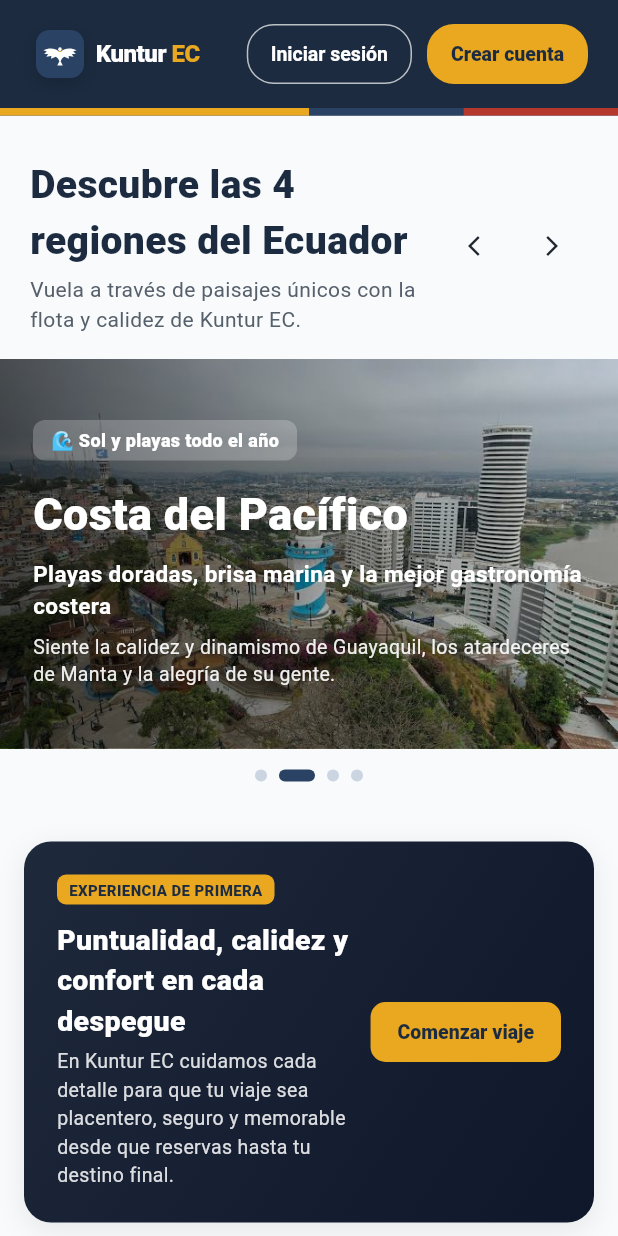
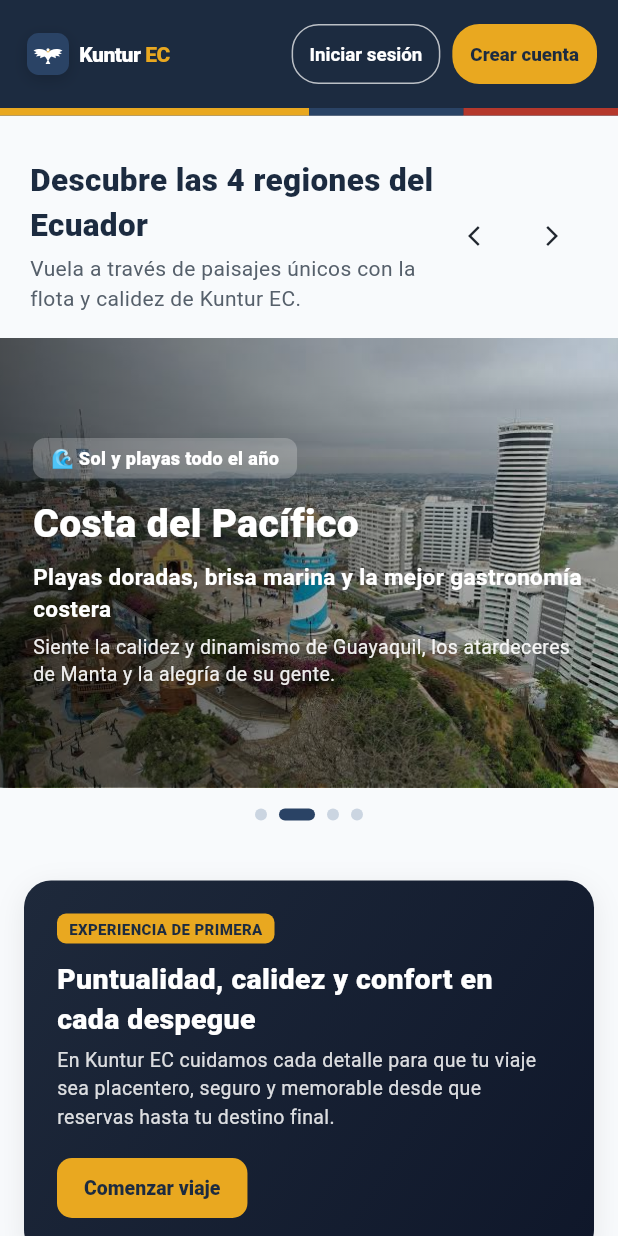
Before and after one commit to CristianDDGA/kuntur-ec, a Flutter app: the screen it shows after launch, on a phone screen of 412 x 824 dp. Run offline on Flutter 3.47's test engine with Material 3 defaults, Android fonts, the phone set to English and light mode, and no system bars; our stand-ins replace file_picker, flutter_riverpod, go_router, google_sign_in, shared_preferences; missing offline and left inert: dart:js_interop, google_sign_in_web; network calls fail.

Commit message:
fix(ui-responsive): adaptar portada, barra superior y rejilla a cualquier ancho

```diff
--- a/frontend/lib/pages/inicio_page.dart
+++ b/frontend/lib/pages/inicio_page.dart
@@ -87,42 +87,54 @@ class _BarraSuperiorPublica extends StatelessWidget {
         children: [
           SafeArea(
             bottom: false,
-            child: Padding(
-              padding: const EdgeInsets.symmetric(horizontal: 20, vertical: 12),
-              child: Row(
-                children: [
-                  InkWell(
+            child: LayoutBuilder(
+              builder: (context, caja) {
+                final estrecha = caja.maxWidth < 460;
+                final marca = InkWell(
                   onTap: () => context.go(AppRoutes.inicio),
                   borderRadius: BorderRadius.circular(8),
-                    child: const Padding(
-                      padding: EdgeInsets.symmetric(horizontal: 4, vertical: 2),
-                      child: MarcaKuntur(tamanoLogo: 32, vertical: false, enOscuro: true),
+                  child: Padding(
+                    padding: const EdgeInsets.symmetric(horizontal: 4, vertical: 2),
+                    child: MarcaKuntur(tamanoLogo: estrecha ? 28 : 32, vertical: false, enOscuro: true),
                   ),
-                  ),
-                  const Spacer(),
-                  OutlinedButton(
+                );
+                final iniciar = OutlinedButton(
                   style: OutlinedButton.styleFrom(
                     foregroundColor: Colors.white,
                     side: const BorderSide(color: Colors.white70),
-                      padding: const EdgeInsets.symmetric(horizontal: 16, vertical: 9),
+                    padding: EdgeInsets.symmetric(horizontal: estrecha ? 12 : 16, vertical: 9),
                     shape: RoundedRectangleBorder(borderRadius: BorderRadius.circular(18)),
                   ),
                   onPressed: () => context.go(AppRoutes.login),
-                    child: const Text('Iniciar sesión', style: TextStyle(fontWeight: FontWeight.w700, fontSize: 13)),
-                  ),
-                  const SizedBox(width: 10),
-                  FilledButton(
+                  child: Text('Iniciar sesión', style: TextStyle(fontWeight: FontWeight.w700, fontSize: estrecha ? 12.5 : 13)),
+                );
+                final crear = FilledButton(
                   style: FilledButton.styleFrom(
                     backgroundColor: AppColors.amarillo,
                     foregroundColor: AppColors.azulNoche,
-                      padding: const EdgeInsets.symmetric(horizontal: 16, vertical: 9),
+                    padding: EdgeInsets.symmetric(horizontal: estrecha ? 12 : 16, vertical: 9),
                     shape: RoundedRectangleBorder(borderRadius: BorderRadius.circular(18)),
                   ),
                   onPressed: () => context.go(AppRoutes.registro),
-                    child: const Text('Crear cuenta', style: TextStyle(fontWeight: FontWeight.w800, fontSize: 13)),
-                  ),
+                  child: Text('Crear cuenta', style: TextStyle(fontWeight: FontWeight.w800, fontSize: estrecha ? 12.5 : 13)),
+                );
+                return Padding(
+                  padding: EdgeInsets.symmetric(horizontal: estrecha ? 14 : 20, vertical: 12),
+                  child: SizedBox(
+                    width: double.infinity,
+                    child: Wrap(
+                      alignment: WrapAlignment.spaceBetween,
+                      crossAxisAlignment: WrapCrossAlignment.center,
+                      spacing: 12,
+                      runSpacing: 10,
+                      children: [
+                        marca,
+                        Wrap(spacing: 8, runSpacing: 8, children: [iniciar, crear]),
                       ],
                     ),
+                  ),
+                );
+              },
             ),
           ),
           const FranjaTricolor(),
@@ -221,7 +233,8 @@ class _CarruselRegionesEcuadorState extends State<_CarruselRegionesEcuador> {
     return LayoutBuilder(
       builder: (context, caja) {
         final ancho = caja.maxWidth >= 900;
-        final alto = ancho ? 420.0 : 260.0;
+        final compacta = caja.maxWidth < 460;
+        final alto = ancho ? 420.0 : (compacta ? 300.0 : 280.0);
         return Column(
           children: [
             Center(
@@ -231,16 +244,20 @@ class _CarruselRegionesEcuadorState extends State<_CarruselRegionesEcuador> {
                   padding: const EdgeInsets.symmetric(horizontal: 20),
                   child: Row(
                     children: [
-                      const Expanded(
+                      Expanded(
                         child: Column(
                           crossAxisAlignment: CrossAxisAlignment.start,
                           children: [
                             Text(
                               'Descubre las 4 regiones del Ecuador',
-                              style: TextStyle(fontSize: 26, fontWeight: FontWeight.w900, color: AppColors.azulNoche),
+                              style: TextStyle(
+                                fontSize: compacta ? 21 : 26,
+                                fontWeight: FontWeight.w900,
+                                color: AppColors.azulNoche,
                               ),
-                            SizedBox(height: 4),
-                            Text(
+                            ),
+                            const SizedBox(height: 4),
+                            const Text(
                               'Vuela a través de paisajes únicos con la flota y calidez de Kuntur EC.',
                               style: TextStyle(fontSize: 14, color: AppColors.textoSecundario),
                             ),
@@ -327,9 +344,14 @@ class _CarruselRegionesEcuadorState extends State<_CarruselRegionesEcuador> {
                                   alignment: Alignment.centerLeft,
                                   child: ConstrainedBox(
                                     constraints: const BoxConstraints(maxWidth: 620),
+                                    child: FittedBox(
+                                      fit: BoxFit.scaleDown,
+                                      alignment: Alignment.centerLeft,
+                                      child: SizedBox(
+                                        width: (caja.maxWidth - (ancho ? 80 : 44)).clamp(220.0, 620.0),
                                         child: Column(
                                           crossAxisAlignment: CrossAxisAlignment.start,
-                                      mainAxisAlignment: MainAxisAlignment.center,
+                                          mainAxisSize: MainAxisSize.min,
                                           children: [
                                             Container(
                                               padding: const EdgeInsets.symmetric(horizontal: 12, vertical: 5),
@@ -342,12 +364,16 @@ class _CarruselRegionesEcuadorState extends State<_CarruselRegionesEcuador> {
                                                 style: const TextStyle(color: Colors.white, fontSize: 12, fontWeight: FontWeight.w800),
                                               ),
                                             ),
-                                        const SizedBox(height: 14),
+                                            const SizedBox(height: 12),
                                             Text(
                                               r.$1,
-                                          style: TextStyle(color: Colors.white, fontSize: ancho ? 44 : 30, fontWeight: FontWeight.w900),
+                                              style: TextStyle(
+                                                color: Colors.white,
+                                                fontSize: ancho ? 44 : (compacta ? 26 : 30),
+                                                fontWeight: FontWeight.w900,
                                               ),
-                                        const SizedBox(height: 8),
+                                            ),
+                                            const SizedBox(height: 6),
                                             Text(
                                               r.$2,
                                               style: TextStyle(
@@ -356,14 +382,20 @@ class _CarruselRegionesEcuadorState extends State<_CarruselRegionesEcuador> {
                                                 fontWeight: FontWeight.w700,
                                               ),
                                             ),
-                                        const SizedBox(height: 8),
+                                            const SizedBox(height: 6),
                                             Text(
                                               r.$3,
-                                          style: TextStyle(color: Colors.white.withValues(alpha: 0.92), fontSize: ancho ? 15 : 13, height: 1.4),
+                                              style: TextStyle(
+                                                color: Colors.white.withValues(alpha: 0.92),
+                                                fontSize: ancho ? 15 : 13,
+                                                height: 1.4,
+                                              ),
                                               maxLines: 3,
                                               overflow: TextOverflow.ellipsis,
                                             ),
                                           ],
+                                        ),
+                                      ),
                                     ),
                                   ),
                                 ),
@@ -430,10 +462,10 @@ class _BannerExperienciaViajero extends StatelessWidget {
           ),
           child: Padding(
             padding: const EdgeInsets.all(22),
-            child: Row(
-              children: [
-                Expanded(
-                  child: Column(
+            child: LayoutBuilder(
+              builder: (context, caja) {
+                final apilar = caja.maxWidth < 520;
+                final texto = Column(
                   crossAxisAlignment: CrossAxisAlignment.start,
                   children: [
                     Container(
@@ -469,10 +501,8 @@ class _BannerExperienciaViajero extends StatelessWidget {
                       ),
                     ),
                   ],
-                  ),
-                ),
-                const SizedBox(width: 12),
-                FilledButton(
+                );
+                final boton = FilledButton(
                   style: FilledButton.styleFrom(
                     backgroundColor: AppColors.amarillo,
                     foregroundColor: AppColors.azulNoche,
@@ -481,8 +511,25 @@ class _BannerExperienciaViajero extends StatelessWidget {
                   ),
                   onPressed: () => context.go(AppRoutes.login),
                   child: const Text('Comenzar viaje', style: TextStyle(fontWeight: FontWeight.w900, fontSize: 13)),
-                ),
+                );
+                if (apilar) {
+                  return Column(
+                    crossAxisAlignment: CrossAxisAlignment.stretch,
+                    children: [
+                      texto,
+                      const SizedBox(height: 14),
+                      Align(alignment: Alignment.centerLeft, child: boton),
                     ],
+                  );
+                }
+                return Row(
+                  children: [
+                    Expanded(child: texto),
+                    const SizedBox(width: 16),
+                    boton,
+                  ],
+                );
+              },
             ),
           ),
         ),
@@ -530,8 +577,7 @@ class _SeccionDestinosDinamicos extends StatelessWidget {
                         borderRadius: BorderRadius.circular(14),
                         onTap: () => onSeleccionarDestino(d.ciudad),
                         child: Container(
-                          width: 195,
-                          padding: const EdgeInsets.all(12),
+                          padding: const EdgeInsets.all(14),
                           decoration: BoxDecoration(
                             color: Colors.white,
                             borderRadius: BorderRadius.circular(14),
@@ -641,9 +687,7 @@ class _SeccionBeneficiosCliente extends StatelessWidget {
                 anchoMinimoColumna: 240,
                 hijos: [
                   for (final v in _ventajas)
-                    SizedBox(
-                      width: 200,
-                      child: Column(
+                    Column(
                       crossAxisAlignment: CrossAxisAlignment.start,
                       children: [
                         Container(
@@ -659,7 +703,6 @@ class _SeccionBeneficiosCliente extends StatelessWidget {
                         const SizedBox(height: 4),
                         Text(v.$3, style: const TextStyle(fontSize: 12, color: AppColors.textoSuave, height: 1.3)),
                       ],
-                      ),
                     ),
                 ],
               ),
@@ -694,9 +737,9 @@ class _PieDePagina extends StatelessWidget {
                 alignment: WrapAlignment.spaceBetween,
                 crossAxisAlignment: WrapCrossAlignment.start,
                 children: [
-                  const SizedBox(
-                    width: 320,
-                    child: Column(
+                  ConstrainedBox(
+                    constraints: const BoxConstraints(maxWidth: 320),
+                    child: const Column(
                       crossAxisAlignment: CrossAxisAlignment.start,
                       children: [
                         MarcaKuntur(tamanoLogo: 28, vertical: false, enOscuro: true),
@@ -708,8 +751,8 @@ class _PieDePagina extends StatelessWidget {
                       ],
                     ),
                   ),
-                  SizedBox(
-                    width: 200,
+                  ConstrainedBox(
+                    constraints: const BoxConstraints(maxWidth: 200),
                     child: Column(
                       crossAxisAlignment: CrossAxisAlignment.start,
                       children: [
@@ -720,17 +763,24 @@ class _PieDePagina extends StatelessWidget {
                         const SizedBox(height: 6),
                         InkWell(
                           onTap: () => context.go(AppRoutes.login),
-                          child: const Text('Ingreso de clientes', style: TextStyle(color: Colors.white70, fontSize: 12)),
+                          child: const Padding(
+                            padding: EdgeInsets.symmetric(vertical: 4),
+                            child: Text('Ingreso de clientes', style: TextStyle(color: Colors.white70, fontSize: 12)),
                           ),
-                        const SizedBox(height: 4),
+                        ),
                         InkWell(
                           onTap: () => context.go(AppRoutes.registro),
-                          child: const Text('Registro nuevo', style: TextStyle(color: Colors.white70, fontSize: 12)),
+                          child: const Padding(
+                            padding: EdgeInsets.symmetric(vertical: 4),
+                            child: Text('Registro nuevo', style: TextStyle(color: Colors.white70, fontSize: 12)),
                           ),
-                        const SizedBox(height: 4),
+                        ),
                         InkWell(
                           onTap: () => context.push(AppRoutes.estado),
-                          child: const Text('Estado de vuelos', style: TextStyle(color: Colors.white70, fontSize: 12)),
+                          child: const Padding(
+                            padding: EdgeInsets.symmetric(vertical: 4),
+                            child: Text('Estado de vuelos', style: TextStyle(color: Colors.white70, fontSize: 12)),
+                          ),
                         ),
                       ],
                     ),
--- a/frontend/lib/widgets/barra_kuntur.dart
+++ b/frontend/lib/widgets/barra_kuntur.dart
@@ -54,7 +54,11 @@ class BarraKuntur extends ConsumerWidget implements PreferredSizeWidget {
               constraints: const BoxConstraints(minHeight: 44),
               child: const Padding(
                 padding: EdgeInsets.symmetric(vertical: 5, horizontal: 4),
-                child: MarcaKuntur(tamanoLogo: 34, vertical: false, enOscuro: true),
+                child: FittedBox(
+                  fit: BoxFit.scaleDown,
+                  alignment: Alignment.centerLeft,
+                  child: MarcaKuntur(tamanoLogo: 34, vertical: false, enOscuro: true),
+                ),
               ),
             ),
           ),
--- a/frontend/lib/widgets/rejilla_adaptable.dart
+++ b/frontend/lib/widgets/rejilla_adaptable.dart
@@ -18,6 +18,7 @@ class RejillaAdaptable extends StatelessWidget {
         final columnas = ((caja.maxWidth + espacio) / (anchoMinimoColumna + espacio)).floor().clamp(1, 4);
         if (columnas == 1) {
           return Column(
+            crossAxisAlignment: CrossAxisAlignment.stretch,
             children: [
               for (final h in hijos) Padding(padding: EdgeInsets.only(bottom: espacio), child: h),
             ],
```
Also changed, not shown: frontend/lib/widgets/control_paginas.dart (+8 -3 lines), frontend/lib/widgets/liquid_morph.dart (+7 -0 lines). Lines whose indentation alone changed are shown as unchanged.
